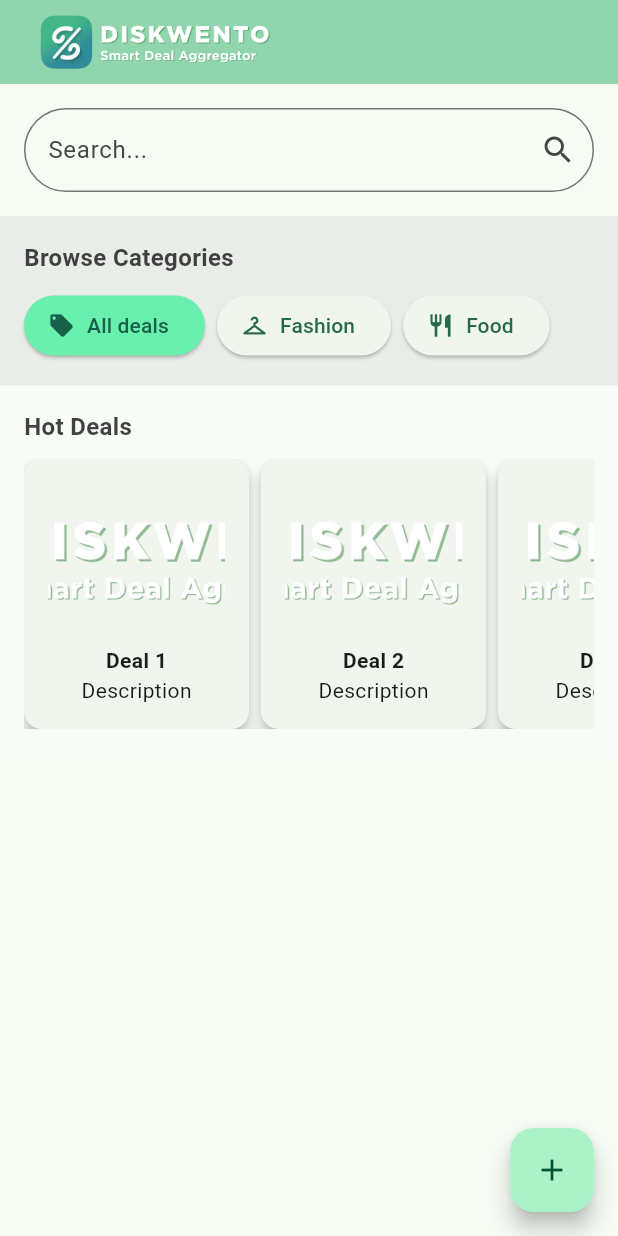
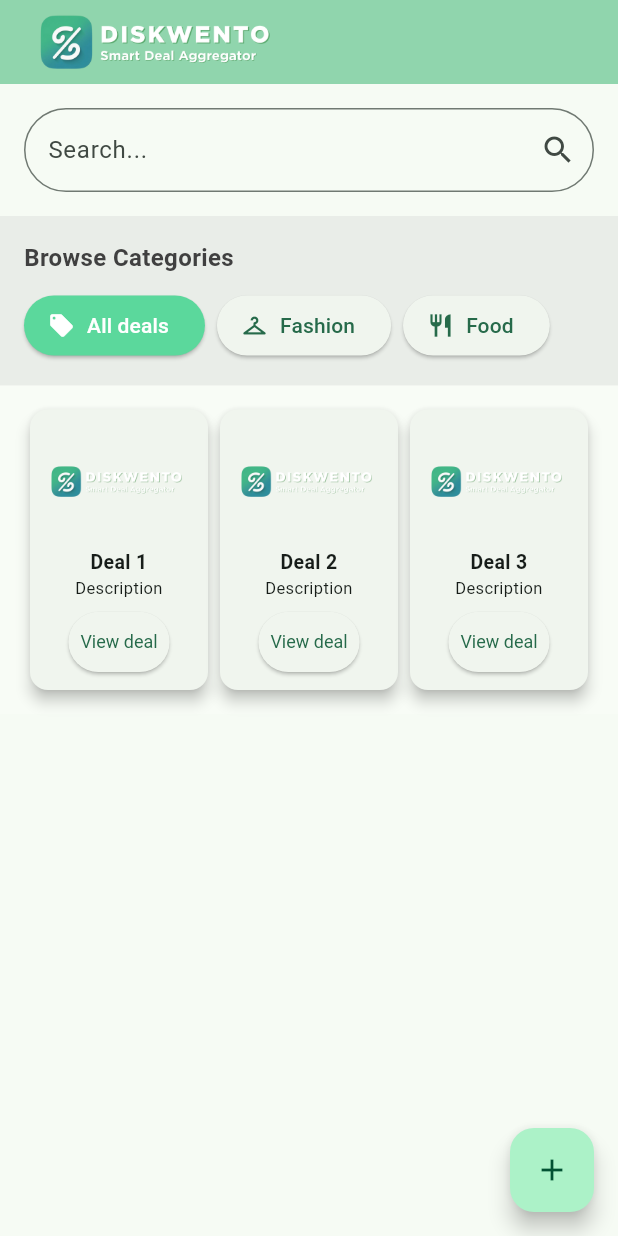
Before and after one commit to deleondaniella01/diskwento, a Flutter app: the screen it shows after launch, on a phone screen of 412 x 824 dp. Run offline on Flutter 3.47's test engine with Material 3 defaults, Android fonts, the phone set to English and light mode, and no system bars; our stand-ins replace firebase_analytics, firebase_core, fluttertoast; accounts and stored records are empty.

Commit message:
added asset and update on the cards section

```diff
--- a/lib/main.dart
+++ b/lib/main.dart
@@ -142,13 +142,8 @@ class _MyHomePageState extends State<MyHomePage> {
                         // Changed to ElevatedButton.icon for direct icon+text
                         style: ElevatedButton.styleFrom(
                           backgroundColor:
-                              Colors.greenAccent, // Background color
-                          foregroundColor: const Color.fromARGB(
-                            255,
-                            23,
-                            96,
-                            74,
-                          ), // Text and icon color
+                              const Color.fromARGB(255, 91, 216, 156), // Background color
+                          foregroundColor: const Color.fromARGB(255, 255, 255, 255), // Text and icon color
                         ),
                         onPressed: () {
                           // Button 1 action
@@ -188,118 +183,135 @@ class _MyHomePageState extends State<MyHomePage> {
               child: Column(
                 crossAxisAlignment: CrossAxisAlignment.start,
                 children: <Widget>[
-                  // The "Hot Deals" Text
-                  Text(
-                    'Hot Deals',
-                    style: TextStyle(
-                      fontSize: 16,
-                      fontWeight: FontWeight.bold,
-                      color: Color.fromARGB(232, 47, 47, 47),
-                    ),
-                  ),
-                  const SizedBox(height: 10),
-                  SingleChildScrollView(
-                    scrollDirection: Axis.horizontal,
-                    child: Row(
-                      children: <Widget>[
-                        // First floating card
-                        Card(
+                  Row( // Use Row for horizontal layout
+                    children: <Widget>[
+                      Expanded( // Each card takes equal horizontal space
+                        child: Card(
                           elevation: 4.0,
-                          margin: const EdgeInsets.only(
-                            right: 8.0,
-                          ), // Added right margin for spacing
+                          margin: const EdgeInsets.symmetric(horizontal: 4.0), // Smaller horizontal margin
                           child: Container(
-                            width: 150,
-                            padding: const EdgeInsets.all(16.0),
+                            // Remove fixed width: 150
+                            padding: const EdgeInsets.all(8.0), // Reduced padding for tighter fit
+                            child: Column(
+                              mainAxisSize: MainAxisSize.min, // Keep column as small as possible vertically
+                              children: [
+                                Image.asset(
+                                  'assets/logo.png',
+                                  height: 80, // Reduced height for image
+                                  fit: BoxFit.contain, // Use contain to ensure image fits without cropping
+                                ),
+                                const SizedBox(height: 4.0), // Spacing between image and text
+                                const Text(
+                                  'Deal 1',
+                                  style: TextStyle(fontWeight: FontWeight.bold, fontSize: 13), // Smaller text
+                                  textAlign: TextAlign.center,
+                                ),
+                                const Text(
+                                  'Description',
+                                  style: TextStyle(fontSize: 11), // Smaller text
+                                  textAlign: TextAlign.center,
+                                ),
+                                const SizedBox(height: 4.0), // Spacing between text and button
+                                ElevatedButton(
+                                  onPressed: () {},
+                                  style: ElevatedButton.styleFrom(
+                                    padding: const EdgeInsets.symmetric(horizontal: 8, vertical: 4), // Smaller button padding
+                                    textStyle: const TextStyle(fontSize: 12), // Smaller button text
+                                  ),
+                                  child: const Text('View deal'),
+                                ),
+                              ],
+                            ),
+                          ),
+                        ),
+                      ),
+
+                      Expanded(
+                        child: Card(
+                          elevation: 4.0,
+                          margin: const EdgeInsets.symmetric(horizontal: 4.0),
+                          child: Container(
+                            padding: const EdgeInsets.all(8.0),
                             child: Column(
                               mainAxisSize: MainAxisSize.min,
                               children: [
                                 Image.asset(
                                   'assets/logo.png',
-                                  height: 100,
-                                  width: 150,
-                                  fit: BoxFit.cover,
+                                  height: 80,
+                                  fit: BoxFit.contain,
                                 ),
-                                const SizedBox(
-                                  height: 8.0,
-                                ), // Spacing between image and text
+                                const SizedBox(height: 4.0),
                                 const Text(
-                                  'Deal 1',
-                                  style: TextStyle(fontWeight: FontWeight.bold),
+                                  'Deal 2',
+                                  style: TextStyle(fontWeight: FontWeight.bold, fontSize: 13),
+                                  textAlign: TextAlign.center,
                                 ),
                                 const Text(
                                   'Description',
-                                ), // More descriptive
+                                  style: TextStyle(fontSize: 11),
+                                  textAlign: TextAlign.center,
+                                ),
+                                const SizedBox(height: 4.0),
+                                ElevatedButton(
+                                  onPressed: () {},
+                                  style: ElevatedButton.styleFrom(
+                                    padding: const EdgeInsets.symmetric(horizontal: 8, vertical: 4),
+                                    textStyle: const TextStyle(fontSize: 12),
+                                  ),
+                                  child: const Text('View deal'),
+                                ),
                               ],
                             ),
                           ),
                         ),
+                      ),
 
-                        // Second floating card
-                        Card(
+                      Expanded(
+                        child: Card(
                           elevation: 4.0,
-                          margin: const EdgeInsets.only(
-                            right: 8.0,
-                          ), // Added right margin
+                          margin: const EdgeInsets.symmetric(horizontal: 4.0),
                           child: Container(
-                            width: 150,
-                            padding: const EdgeInsets.all(16.0),
+                            padding: const EdgeInsets.all(8.0),
                             child: Column(
                               mainAxisSize: MainAxisSize.min,
                               children: [
                                 Image.asset(
                                   'assets/logo.png',
-                                  height: 100,
-                                  width: 150,
-                                  fit: BoxFit.cover,
+                                  height: 80,
+                                  fit: BoxFit.contain,
                                 ),
-                                const SizedBox(
-                                  height: 8.0,
-                                ), // Spacing between image and text
+                                const SizedBox(height: 4.0),
                                 const Text(
-                                  'Deal 2',
-                                  style: TextStyle(fontWeight: FontWeight.bold),
+                                  'Deal 3',
+                                  style: TextStyle(fontWeight: FontWeight.bold, fontSize: 13),
+                                  textAlign: TextAlign.center,
                                 ),
-                                const Text('Description'),
+                                const Text(
+                                  'Description',
+                                  style: TextStyle(fontSize: 11),
+                                  textAlign: TextAlign.center,
+                                ),
+                                const SizedBox(height: 4.0),
+                                ElevatedButton(
+                                  onPressed: () {},
+                                  style: ElevatedButton.styleFrom(
+                                    padding: const EdgeInsets.symmetric(horizontal: 8, vertical: 4),
+                                    textStyle: const TextStyle(fontSize: 12),
+                                  ),
+                                  child: const Text('View deal'),
+                                ),
                               ],
                             ),
                           ),
                         ),
-                        // You can add more cards here
-                        Card(
-                          elevation: 4.0,
-                          margin: const EdgeInsets.only(right: 8.0),
-                          child: Container(
-                            width: 150,
-                            padding: const EdgeInsets.all(16.0),
-                            child: Column(
-                              mainAxisSize: MainAxisSize.min,
-                              children: [
-                                Image.asset(
-                                  'assets/logo.png',
-                                  height: 100,
-                                  width: 150,
-                                  fit: BoxFit.cover,
-                                ),
-                                const SizedBox(height: 8.0),
-                                const Text(
-                                  'Deal 3',
-                                  style: TextStyle(fontWeight: FontWeight.bold),
-                                ),
-                                const Text('Description'),
-                              ],
-                            ),
-                          ),
-                        ),
-                      ],
-                    ),
+                      ),
+                    ],
                   ),
                 ],
               ),
             ),
 
-            const SizedBox(height: 80,),
-
+            const SizedBox(height: 80),
           ],
         ),
       ),
```
Also changed, not shown: assets/deal.jpeg (added).
